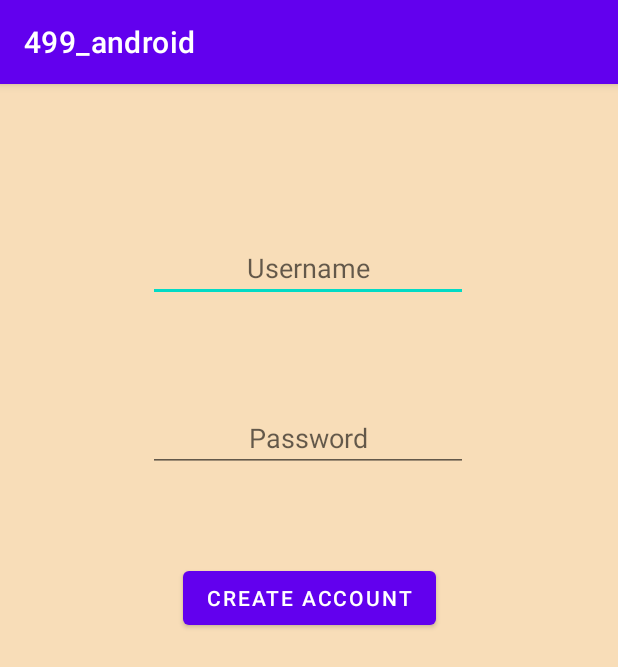
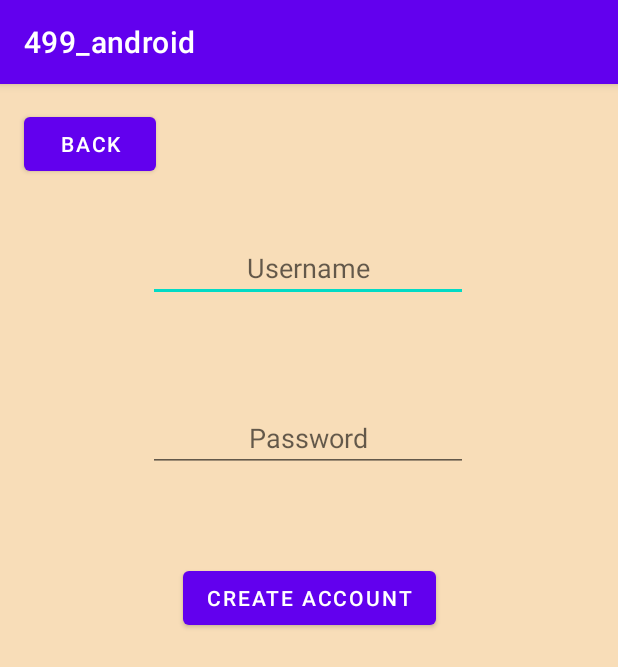
Before and after one commit to melodyncr/frontendGUM, an Android app: the CreateAccount screen opened directly, with no data from a screen before it, on a phone screen of 412 x 824 dp. Shown: the top 667 px of the screen. Run offline under Robolectric (Android 15) with nearby library versions, the phone set to English and light mode, and no system bars; our stand-ins replace Firebase (no records; nobody signed in at launch, a user with empty details on screens opened directly); Roboto replaces fonts that are not available here.

Commit message:
added a back btn to create acc activity and auto switch to login after acc creation

```diff
--- a/app/src/main/java/com/example/a499_android/CreateAccount.java
+++ b/app/src/main/java/com/example/a499_android/CreateAccount.java
@@ -28,7 +28,7 @@
     private final String TAG = "Create Account";
 
     private TextView usernameField, passwordField;
-    private Button createAccountBtn;
+    private Button createAccountBtn, createAccToMain;
     FirebaseFirestore db = FirebaseFirestore.getInstance();
     CollectionReference users = db.collection("Users");
     DocumentReference userDocRef;
@@ -39,6 +39,14 @@
         setContentView(R.layout.activity_create_account);
         FirebaseFirestore db = FirebaseFirestore.getInstance();
         wiredUp();
+
+        createAccToMain.setOnClickListener(new View.OnClickListener() {
+            @Override
+            public void onClick(View view) {
+                Intent backToMainIntent = new Intent(CreateAccount.this, MainActivity.class);
+                startActivity(backToMainIntent);
+            }
+        });
 
         createAccountBtn.setOnClickListener(new View.OnClickListener() {
             @Override
@@ -88,6 +96,9 @@
                                                     "Your account has been successfully created",
                                                     Toast.LENGTH_SHORT)
                                                     .show();
+
+                                            Intent toLoginIntent = new Intent(CreateAccount.this, LoginActivity.class);
+                                            startActivity(toLoginIntent);
                                         }
                                     })
                                     .addOnFailureListener(new OnFailureListener() {
@@ -115,6 +126,7 @@
         usernameField = findViewById(R.id.newUsernameText);
         passwordField = findViewById(R.id.newPasswordText);
         createAccountBtn = findViewById(R.id.createAccountBtn);
+        createAccToMain = findViewById(R.id.createAccToMain);
     }
 
     private boolean checkUsernameLength(String enteredUsername) {
--- a/app/src/main/res/layout/activity_create_account.xml
+++ b/app/src/main/res/layout/activity_create_account.xml
@@ -44,4 +44,15 @@
         app:layout_constraintEnd_toEndOf="parent"
         app:layout_constraintStart_toStartOf="parent"
         app:layout_constraintTop_toBottomOf="@+id/newPasswordText" />
+
+    <Button
+        android:id="@+id/createAccToMain"
+        android:layout_width="wrap_content"
+        android:layout_height="wrap_content"
+        android:layout_marginStart="16dp"
+        android:layout_marginLeft="16dp"
+        android:layout_marginTop="16dp"
+        android:text="@string/Back"
+        app:layout_constraintStart_toStartOf="parent"
+        app:layout_constraintTop_toTopOf="parent" />
 </androidx.constraintlayout.widget.ConstraintLayout>
```
